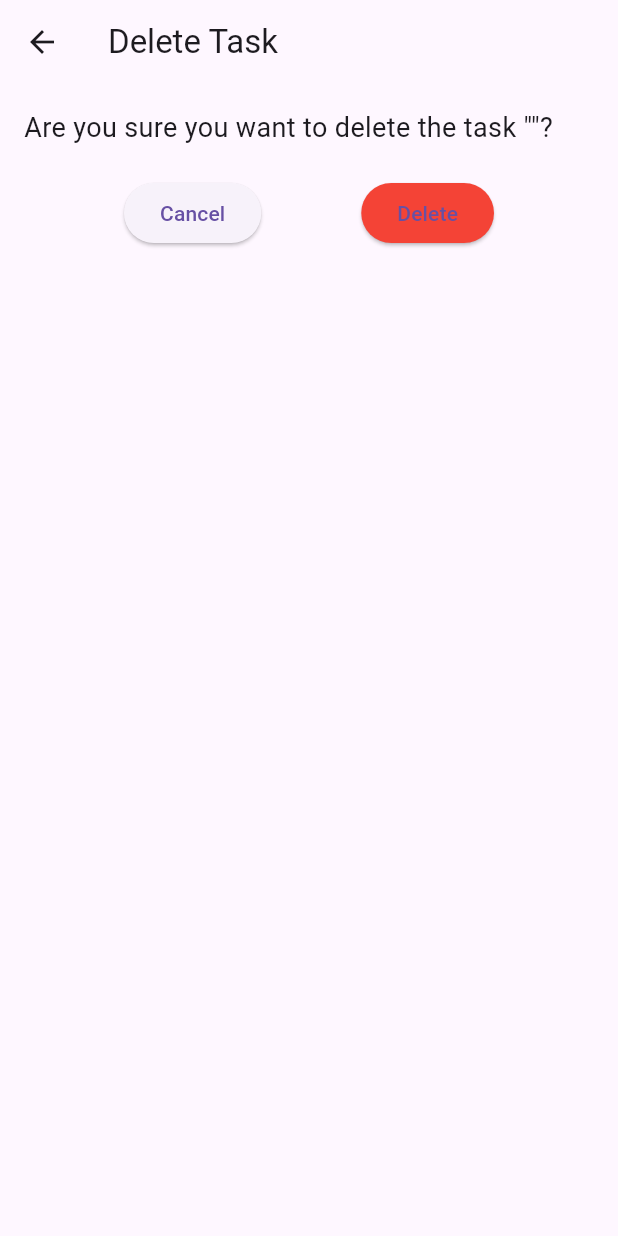
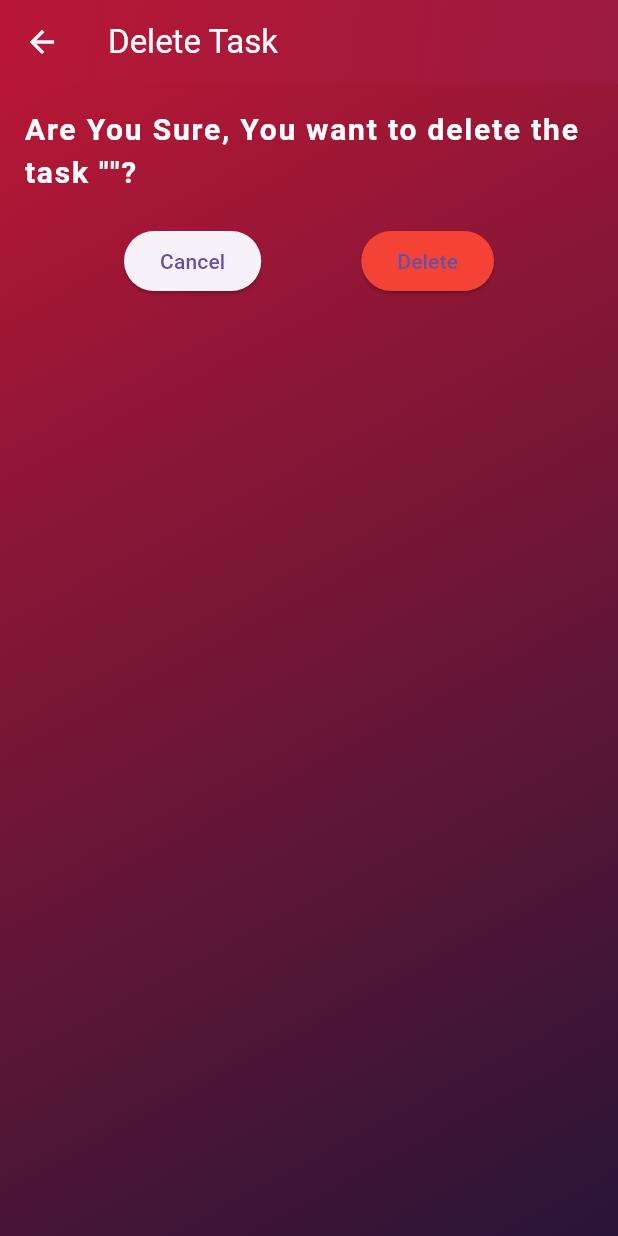
Before and after one commit to Paul-sharon/Flutter-Spring-Integration, a Flutter app: the DeleteTaskScreen screen opened directly with empty values, on a phone screen of 412 x 824 dp. Run offline on Flutter 3.47's test engine with Material 3 defaults, Android fonts, the phone set to English and light mode, and no system bars; network calls fail; Roboto replaces fonts that are missing (Montserrat).

Commit message:
Delete Task Gradient color combination set

```diff
--- a/lib/screens/delete_task_screen.dart
+++ b/lib/screens/delete_task_screen.dart
@@ -22,15 +22,46 @@ class DeleteTaskScreen extends StatelessWidget {
   @override
   Widget build(BuildContext context) {
     return Scaffold(
-      appBar: AppBar(title: Text("Delete Task")),
-      body: Padding(
+      appBar: AppBar(
+        title: Text("Delete Task"),
+        foregroundColor: Colors.white,
+        flexibleSpace: Container(
+          decoration: BoxDecoration(
+            gradient: LinearGradient(
+              colors: [
+                Color(0xffB81736), // Red shade 1
+                Color(0xff9B1A3E), // Dark red shade 2
+              ],
+              begin: Alignment.topLeft,
+              end: Alignment.bottomRight,
+            ),
+          ),
+        ),
+      ),
+      body: Container(
+        decoration: BoxDecoration(
+          gradient: LinearGradient(
+            colors: [
+              Color(0xffB81736), // Red shade 1
+              Color(0xff281537), // Dark red shade 2
+            ],
+            begin: Alignment.topLeft,
+            end: Alignment.bottomRight,
+          ),
+        ),
         padding: const EdgeInsets.all(16.0),
         child: Column(
           crossAxisAlignment: CrossAxisAlignment.start,
           children: [
             Text(
-              'Are you sure you want to delete the task "$taskTitle"?',
-              style: TextStyle(fontSize: 18),
+              'Are You Sure, You want to delete the task "$taskTitle"?',
+              style: TextStyle(
+                fontSize: 20, // Slightly larger font size
+                color: Colors.white, // White text for contrast
+                fontWeight: FontWeight.bold, // Bold text for emphasis
+                fontFamily: 'Montserrat', // Stylish font family
+                letterSpacing: 1.2, // Slight letter spacing for style
+              ),
             ),
             SizedBox(height: 20),
             Row(
```
